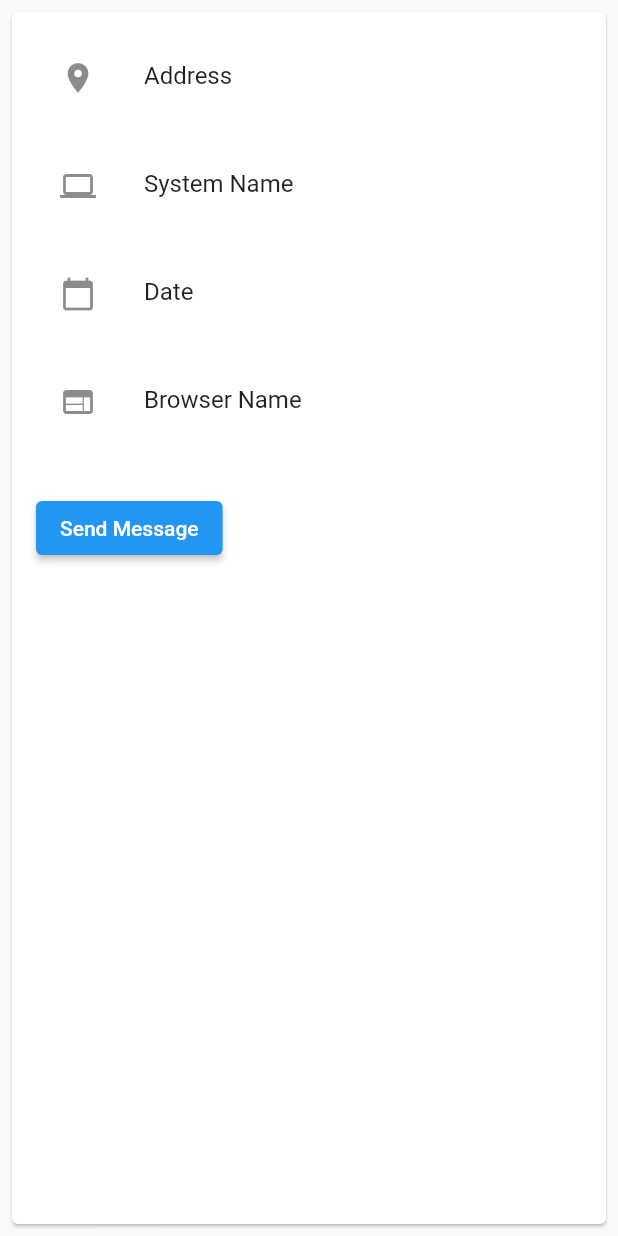
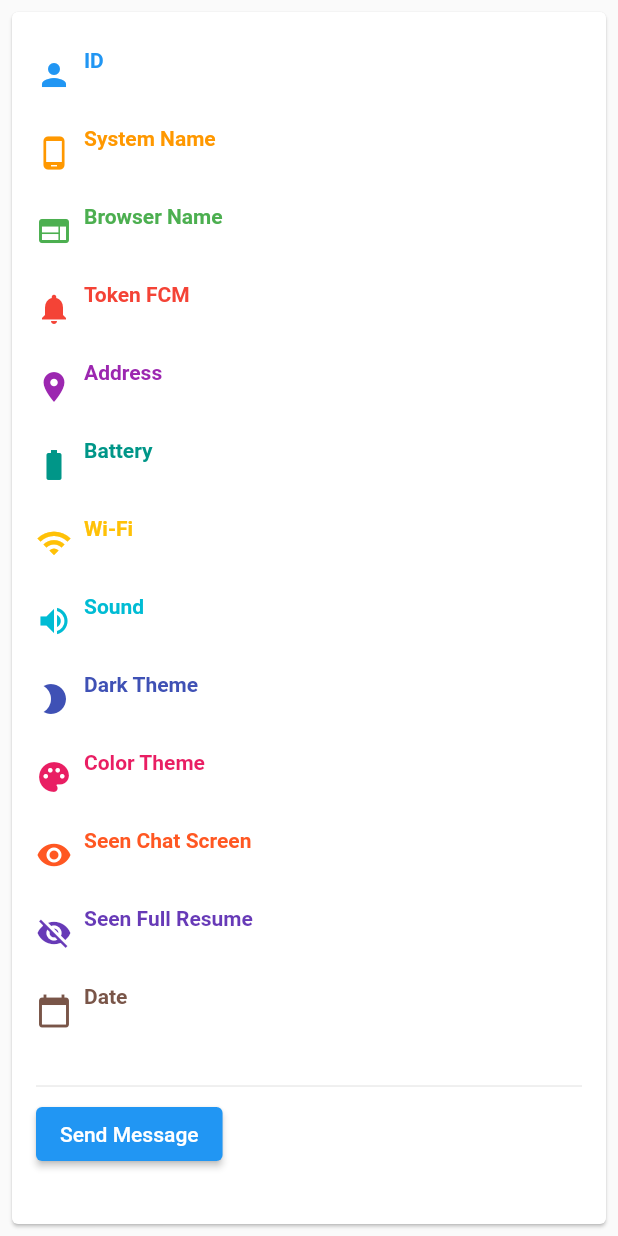
Before and after one commit to ChandraChaan/portfolio, a Flutter app: the UserDataScreen widget shown alone on an empty page, opened directly with empty values, on a phone screen of 412 x 824 dp. Run offline on Flutter 3.47's test engine with Material 2 defaults, Android fonts, the phone set to English and light mode, and no system bars; our stand-ins replace auto_size_text, battery_plus, cached_network_image, connectivity_plus, firebase_core, firebase_messaging and 6 more; missing offline and left inert: dart:html; accounts and stored records are empty; network calls fail.

Commit message:
admin page colors, icons fixes

```diff
--- a/lib/animation_route/admin_data.dart
+++ b/lib/animation_route/admin_data.dart
@@ -1,86 +1,3 @@
-import 'dart:convert';
-
-import 'package:flutter/material.dart';
-import 'package:http/http.dart' as http;
-
-
-// class AdminData extends StatefulWidget {
-//   const AdminData({Key? key}) : super(key: key);
-//
-//   @override
-//   State<AdminData> createState() => _AdminDataState();
-// }
-//
-// class _AdminDataState extends State<AdminData> {
-//   void showNotificationPopup(BuildContext context, String recipientName) {
-//     showDialog(
-//       context: context,
-//       builder: (BuildContext context) {
-//         return const SendNotificationPopup(systemName: 'Mac', browserName: 'Chrome',);
-//       },
-//     );
-//   }
-//   @override
-//   void initState() {
-//     super.initState();
-//     callapi();
-//     print('Aruna1111');
-//
-//   }
-//
-//   List<dynamic> usersData = [];
-//
-//   Future<void> callAPI() async {
-//     final response = await http.get(Uri.parse('https://chandrachaan.in/randac/index.php/item/role_app_users'));
-//
-//     if (response.statusCode == 200) {
-//       Map<String, dynamic> jsonData = json.decode(response.body);
-//       usersData.addAll(jsonData["data"]);
-//
-//       setState(() {
-//         // Update your state variables here if needed
-//       });
-//
-//       print(usersData.length);
-//       print('Aruna');
-//
-//       // Do something with the response data
-//     } else {
-//       // Handle error
-//     }
-//   }
-//
-//
-//
-//
-//   @override
-//   Widget build(BuildContext context) {
-//     return Scaffold(
-//       appBar: AppBar(
-//         title: const Text('User Data'),
-//       ),
-//
-//       body:usersData.length==0?Center(child: CircularProgressIndicator()): ListView.builder(
-//         itemCount: usersData.length,
-//         shrinkWrap: true,
-//         itemBuilder: (BuildContext context, int index) {
-//           return  UserDataScreen(
-//             address: usersData[index]['address'],
-//             systemName:  usersData[index]['system_name'],
-//             date: usersData[index]['date'],
-//             browserName: usersData[index]['browser_name'],
-//             onPre: (){
-//               showNotificationPopup(context, 'John Doe');
-//             },
-//
-//           );
-//         },
-//       ),
-//     );
-//   }
-//
-//   void callapi() {}
-// }
 import 'dart:convert';
 import 'package:flutter/material.dart';
 import 'package:http/http.dart' as http;
@@ -99,26 +16,177 @@ class _AdminDataState extends State<AdminData> {
   void initState() {
     super.initState();
     callAPI();
-    print('Aruna1111');
   }
 
   Future<void> callAPI() async {
-    final response = await http.get(Uri.parse('https://chandrachaan.in/randac/index.php/item/role_app_users'));
+    usersData.addAll([
+      {
+        "id": "1",
+        "system_name": "iphone",
+        "browser_name": "chrome",
+        "token_fcm": "hhh",
+        "address": "pune",
+        "battery": "60",
+        "wifi": "connected",
+        "sound": "0",
+        "dark_theme": "1",
+        "color_theme": "Blue",
+        "seen_chat_screen": "0",
+        "seen_full_resume": "0",
+        "date": "2023-05-25 08:45:30"
+      },
+      {
+        "id": "5",
+        "system_name": "iphone2",
+        "browser_name": "chr2ome",
+        "token_fcm": "dgcfvhbhjn",
+        "address": "cvhgbj",
+        "battery": "60",
+        "wifi": "connected",
+        "sound": "0",
+        "dark_theme": "1",
+        "color_theme": "Blue",
+        "seen_chat_screen": "0",
+        "seen_full_resume": "0",
+        "date": "0000-00-00 00:00:00"
+      },
+      {
+        "id": "4",
+        "system_name": "iphone2",
+        "browser_name": "chr2ome",
+        "token_fcm": "dgcfvhbhjn",
+        "address": "cvhgbj",
+        "battery": "60",
+        "wifi": "connected",
+        "sound": "0",
+        "dark_theme": "1",
+        "color_theme": "Blue",
+        "seen_chat_screen": "0",
+        "seen_full_resume": "0",
+        "date": "0000-00-00 00:00:00"
+      },
+      {
+        "id": "6",
+        "system_name": "iphone2",
+        "browser_name": "chr2ome",
+        "token_fcm": "dgcfvhbhjn",
+        "address": "cvhgbj",
+        "battery": "60",
+        "wifi": "connected",
+        "sound": "0",
+        "dark_theme": "1",
+        "color_theme": "Blue",
+        "seen_chat_screen": "0",
+        "seen_full_resume": "0",
+        "date": "0000-00-00 00:00:00"
+      },
+      {
+        "id": "7",
+        "system_name": "iphone2",
+        "browser_name": "chr2ome",
+        "token_fcm": "dgcfvhbhjn",
+        "address": "cvhgbj",
+        "battery": "60",
+        "wifi": "connected",
+        "sound": "0",
+        "dark_theme": "1",
+        "color_theme": "Blue",
+        "seen_chat_screen": "0",
+        "seen_full_resume": "0",
+        "date": "0000-00-00 00:00:00"
+      },
+      {
+        "id": "8",
+        "system_name": "iphone2",
+        "browser_name": "chr2ome",
+        "token_fcm": "dgcfvhbhjn",
+        "address": "cvhgbj",
+        "battery": "60",
+        "wifi": "connected",
+        "sound": "0",
+        "dark_theme": "1",
+        "color_theme": "Blue",
+        "seen_chat_screen": "0",
+        "seen_full_resume": "0",
+        "date": "0000-00-00 00:00:00"
+      },
+      {
+        "id": "9",
+        "system_name": "iphone2",
+        "browser_name": "chr2ome",
+        "token_fcm": "dgcfvhbhjn",
+        "address": "cvhgbj",
+        "battery": "60",
+        "wifi": "connected",
+        "sound": "0",
+        "dark_theme": "1",
+        "color_theme": "Blue",
+        "seen_chat_screen": "0",
+        "seen_full_resume": "0",
+        "date": "0000-00-00 00:00:00"
+      },
+      {
+        "id": "10",
+        "system_name": "iphone2",
+        "browser_name": "chr2ome",
+        "token_fcm": "dgcfvhbhjn",
+        "address": "cvhgbj",
+        "battery": "60",
+        "wifi": "connected",
+        "sound": "0",
+        "dark_theme": "1",
+        "color_theme": "Blue",
+        "seen_chat_screen": "0",
+        "seen_full_resume": "0",
+        "date": "0000-00-00 00:00:00"
+      },
+      {
+        "id": "11",
+        "system_name": "iphone2",
+        "browser_name": "chr2ome",
+        "token_fcm": "dgcfvhbhjn",
+        "address": "cvhgbj",
+        "battery": "60",
+        "wifi": "connected",
+        "sound": "0",
+        "dark_theme": "1",
+        "color_theme": "Blue",
+        "seen_chat_screen": "0",
+        "seen_full_resume": "0",
+        "date": "0000-00-00 00:00:00"
+      },
+      {
+        "id": "12",
+        "system_name": "iphone2",
+        "browser_name": "chr2ome",
+        "token_fcm": "dgcfvhbhjn",
+        "address": "cvhgbj",
+        "battery": "60",
+        "wifi": "connected",
+        "sound": "0",
+        "dark_theme": "1",
+        "color_theme": "Blue",
+        "seen_chat_screen": "0",
+        "seen_full_resume": "0",
+        "date": "2023-05-26 19:38:07"
+      }
+    ]);
+
+    final response = await http.get(Uri.parse(
+        'https://chandrachaan.in/randac/index.php/item/role_app_users'));
 
     if (response.statusCode == 200) {
       Map<String, dynamic> jsonData = json.decode(response.body);
+      usersData.clear();
       usersData.addAll(jsonData["data"]);
 
       setState(() {
         // Update your state variables here if needed
       });
 
-      print(usersData.length);
-      print('Aruna');
-
       // Do something with the response data
     } else {
-      // Handle error
+      print('status code is:${response.statusCode}');
     }
   }
 
@@ -126,7 +194,7 @@ class _AdminDataState extends State<AdminData> {
     showDialog(
       context: context,
       builder: (BuildContext context) {
-        return const SendNotificationPopup(systemName: 'Mac', browserName: 'Chrome');
+        return const SendNotificationPopup();
       },
     );
   }
@@ -137,17 +205,25 @@ class _AdminDataState extends State<AdminData> {
       appBar: AppBar(
         title: const Text('User Data'),
       ),
-      body: usersData.length == 0
-          ? Center(child: CircularProgressIndicator())
+      body: usersData.isEmpty
+          ? const Center(child: CircularProgressIndicator())
           : ListView.builder(
               itemCount: usersData.length,
-        shrinkWrap: true,
               itemBuilder: (BuildContext context, int index) {
                 return UserDataScreen(
-            address: usersData[index]['address'],
-            systemName: usersData[index]['system_name'],
-            date: usersData[index]['date'],
-            browserName: usersData[index]['browser_name'],
+                  address: usersData[index]['address'] ?? '',
+                  systemName: usersData[index]['system_name'] ?? '',
+                  date: usersData[index]['date'] ?? '',
+                  browserName: usersData[index]['browser_name'] ?? '',
+                  id: usersData[index]['id'] ?? '',
+                  tokenFcm: usersData[index]['tokenFcm'] ?? '',
+                  battery: usersData[index]['battery'] ?? '',
+                  wifi: usersData[index]['wifi'] ?? '',
+                  sound: usersData[index]['sound'] ?? '',
+                  darkTheme: usersData[index]['darkTheme'] ?? '',
+                  colorTheme: usersData[index]['colorTheme'] ?? '',
+                  seenChatScreen: usersData[index]['seenChatScreen'] ?? '',
+                  seenFullResume: usersData[index]['seenFullResume'] ?? '',
                   onPre: () {
                     showNotificationPopup(context, 'John Doe');
                   },
@@ -158,119 +234,64 @@ class _AdminDataState extends State<AdminData> {
   }
 }
 
-// class UserDataScreen extends StatelessWidget {
-//   final String address;
-//   final String systemName;
-//   final String date;
-//   final String browserName;
-//   final VoidCallback onPre;
-//
-//   const UserDataScreen({
-//     Key? key,
-//     required this.address,
-//     required this.systemName,
-//     required this.date,
-//     required this.browserName,
-//     required this.onPre,
-//   }) : super(key: key);
-//
-//   @override
-//   Widget build(BuildContext context) {
-//     return ListTile(
-//       title: Text(address),
-//       subtitle: Column(
-//         crossAxisAlignment: CrossAxisAlignment.start,
-//         children: [
-//           Text(systemName),
-//           Text(date),
-//           Text(browserName),
-//         ],
-//       ),
-//       onTap: onPre,
-//     );
-//   }
-// }
-
-// class SendNotificationPopup extends StatelessWidget {
-//   final String systemName;
-//   final String browserName;
-//
-//   const SendNotificationPopup({
-//     Key? key,
-//     required this.systemName,
-//     required this.browserName,
-//   }) : super(key: key);
-//
-//   @override
-//   Widget build(BuildContext context) {
-//     return AlertDialog(
-//       title: const Text('Send Notification'),
-//       content: Column(
-//         crossAxisAlignment: CrossAxisAlignment.start,
-//         mainAxisSize: MainAxisSize.min,
-//         children: [
-//           Text('System Name: $systemName'),
-//           Text('Browser Name: $browserName'),
-//         ],
-//       ),
-//       actions: [
-//         TextButton(
-//           onPressed: () {
-//             Navigator.of(context).pop();
-//           },
-//           child: const Text('Close'),
-//         ),
-//       ],
-//     );
-//   }
-// }
 
 class UserDataScreen extends StatelessWidget {
+  final String id;
+  final String systemName;
+  final String browserName;
+  final String tokenFcm;
   final String address;
-  final String systemName;
+  final String battery;
+  final String wifi;
+  final String sound;
+  final String darkTheme;
+  final String colorTheme;
+  final String seenChatScreen;
+  final String seenFullResume;
   final String date;
-  final String browserName;
   final Function()? onPre;
 
   const UserDataScreen({
+    required this.id,
+    required this.systemName,
+    required this.browserName,
+    required this.tokenFcm,
     required this.address,
-    required this.systemName,
+    required this.battery,
+    required this.wifi,
+    required this.sound,
+    required this.darkTheme,
+    required this.colorTheme,
+    required this.seenChatScreen,
+    required this.seenFullResume,
     required this.date,
-    required this.browserName,
     required this.onPre,
   });
 
   @override
   Widget build(BuildContext context) {
     return Card(
-      color: Colors.white,
       margin: const EdgeInsets.all(8.0),
       child: Padding(
         padding: const EdgeInsets.all(16.0),
         child: Column(
           crossAxisAlignment: CrossAxisAlignment.start,
           children: [
-            ListTile(
-              title: const Text('Address'),
-              subtitle: Text(address),
-              leading: const Icon(Icons.location_on),
-            ),
-            ListTile(
-              title: const Text('System Name'),
-              subtitle: Text(systemName),
-              leading: const Icon(Icons.computer),
-            ),
-            ListTile(
-              title: const Text('Date'),
-              subtitle: Text(date),
-              leading: const Icon(Icons.calendar_today),
-            ),
-            ListTile(
-              title: const Text('Browser Name'),
-              subtitle: Text(browserName),
-              leading: const Icon(Icons.web),
-            ),
+            _buildInfoRow('ID', id, Icons.person, Colors.blue),
+            _buildInfoRow('System Name', systemName, Icons.phone_android, Colors.orange),
+            _buildInfoRow('Browser Name', browserName, Icons.web, Colors.green),
+            _buildInfoRow('Token FCM', tokenFcm, Icons.notifications, Colors.red),
+            _buildInfoRow('Address', address, Icons.location_on, Colors.purple),
+            _buildInfoRow('Battery', battery, Icons.battery_full, Colors.teal),
+            _buildInfoRow('Wi-Fi', wifi, Icons.wifi, Colors.amber),
+            _buildInfoRow('Sound', sound, Icons.volume_up, Colors.cyan),
+            _buildInfoRow('Dark Theme', darkTheme, Icons.brightness_2, Colors.indigo),
+            _buildInfoRow('Color Theme', colorTheme, Icons.palette, Colors.pink),
+            _buildInfoRow('Seen Chat Screen', seenChatScreen, Icons.visibility, Colors.deepOrange),
+            _buildInfoRow('Seen Full Resume', seenFullResume, Icons.visibility_off, Colors.deepPurple),
+            _buildInfoRow('Date', date, Icons.calendar_today, Colors.brown),
             const SizedBox(height: 16.0),
+            Divider(),
             ElevatedButton(
               onPressed: onPre,
               child: const Text('Send Message'),
@@ -280,17 +301,96 @@ class UserDataScreen extends StatelessWidget {
       ),
     );
   }
+
+  Widget _buildInfoRow(String title, String value, IconData icon, Color color) {
+    return Padding(
+      padding: const EdgeInsets.symmetric(vertical: 8.0),
+      child: Row(
+        children: [
+          Icon(
+            icon,
+            color: color,
+          ),
+          SizedBox(width: 8.0),
+          Expanded(
+            child: Column(
+              crossAxisAlignment: CrossAxisAlignment.start,
+              children: [
+                Text(
+                  title,
+                  style: TextStyle(
+                    fontWeight: FontWeight.bold,
+                    color: color,
+                  ),
+                ),
+                SizedBox(height: 4.0),
+                Text(
+                  value,
+                  style: TextStyle(color: Colors.grey[700]),
+                ),
+              ],
+            ),
+          ),
+        ],
+      ),
+    );
+  }
 }
 
+// class UserDataScreen extends StatelessWidget {
+//   final String address;
+//   final String systemName;
+//   final String date;
+//   final String browserName;
+//   final Function()? onPre;
+//
+//   const UserDataScreen({
+//     required this.address,
+//     required this.systemName,
+//     required this.date,
+//     required this.browserName,
+//     required this.onPre,
+//   });
+//
+//   @override
+//   Widget build(BuildContext context) {
+//     return Card(
+//       margin: const EdgeInsets.all(8.0),
+//       child: Padding(
+//         padding: const EdgeInsets.all(16.0),
+//         child: Column(
+//           crossAxisAlignment: CrossAxisAlignment.start,
+//           children: [
+//             ListTile(
+//               title: Text('Address: $address'),
+//               leading: const Icon(Icons.location_on),
+//             ),
+//             ListTile(
+//               title: Text('System Name: $systemName'),
+//               leading: const Icon(Icons.computer),
+//             ),
+//             ListTile(
+//               title: Text('Date: $date'),
+//               leading: const Icon(Icons.calendar_today),
+//             ),
+//             ListTile(
+//               title: Text('Browser Name: $browserName'),
+//               leading: const Icon(Icons.web),
+//             ),
+//             const SizedBox(height: 16.0),
+//             ElevatedButton(
+//               onPressed: onPre,
+//               child: const Text('Send Message'),
+//             ),
+//           ],
+//         ),
+//       ),
+//     );
+//   }
+// }
 
 class SendNotificationPopup extends StatelessWidget {
-  final String systemName;
-  final String browserName;
-
-  const SendNotificationPopup({
-    required this.systemName,
-    required this.browserName,
-  });
+  const SendNotificationPopup();
 
   @override
   Widget build(BuildContext context) {
@@ -303,16 +403,16 @@ class SendNotificationPopup extends StatelessWidget {
         mainAxisSize: MainAxisSize.min,
         crossAxisAlignment: CrossAxisAlignment.start,
         children: [
-          Text(
-            'System: $systemName',
-            style: const TextStyle(
+          const Text(
+            'System:',
+            style: TextStyle(
               fontWeight: FontWeight.bold,
             ),
           ),
           const SizedBox(height: 8.0),
-          Text(
-            'Browser: $browserName',
-            style: const TextStyle(
+          const Text(
+            'Browser:',
+            style: TextStyle(
               fontWeight: FontWeight.bold,
             ),
           ),
```
Also changed, not shown: lib/animation_route/gaming_page.dart (+14 -3 lines). Lines whose indentation alone changed are shown as unchanged.
